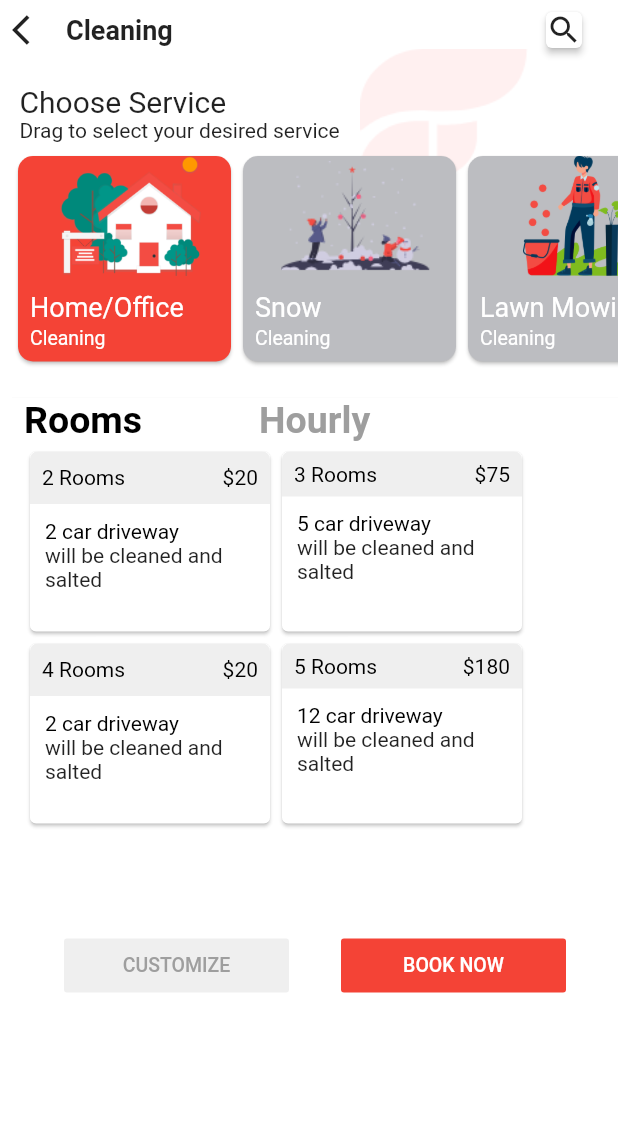
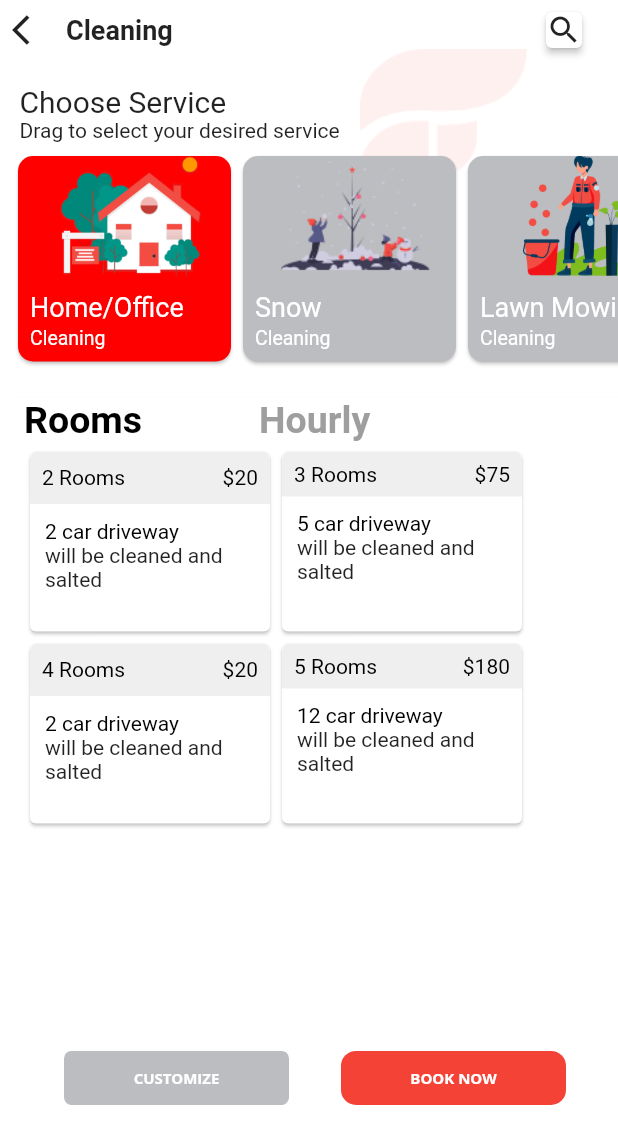
Before and after one commit to osamazaman/Charles_app-main, a Flutter app: the Mainpage screen opened directly, after a tap on "CLEANING", on a phone screen of 412 x 824 dp. Shown: the top 1144 px of the screen. Run offline on Flutter 3.47's test engine with Material 2 defaults, Android fonts, the phone set to English and light mode, and no system bars; our stand-ins replace animated_splash_screen, country_code_picker, datetime_picker_formfield, firebase_auth, flutter_rating_bar, getflutter and 2 more; missing offline and left inert: awesome_card, number_inc_dec, polygon_clipper; accounts and stored records are empty; project files that could hold a hidden picture were left out.

Commit message:
dropdown working

```diff
--- a/lib/Component/dropDownFlags.dart
+++ b/lib/Component/dropDownFlags.dart
@@ -39,7 +39,9 @@ class _dropState extends State<drop> {
         body:Container(
             child:
             Center(
-              child:  DropdownButton<Item>(
+              child:  DropdownButtonHideUnderline(
+                child: DropdownButton<Item>(
+
                   // hint: Text('List'),
                   value: selectedUser == null?users[0]:selectedUser,
                   onChanged: (Item Value) {
@@ -63,6 +65,7 @@ class _dropState extends State<drop> {
                     );
                   }).toList(),
                 ),
+              ),
 
             ))
     );
--- a/lib/Model/servicesHomePage/servicesList.dart
+++ b/lib/Model/servicesHomePage/servicesList.dart
@@ -1,6 +1,7 @@
 import 'package:charles_app/View/Caring/CaringView.dart';
 import 'package:charles_app/View/Cleaning/cleaningView.dart';
 import 'package:charles_app/View/Laundry/Laundry.dart';
+import 'package:charles_app/assets/appColors/appColors.dart';
 import 'package:flutter/cupertino.dart';
 
 class Services {
@@ -13,7 +14,7 @@ class Services {
 }
 
 List<Services> services = [
-  Services("lib/assets/images/Group.png", 'CLEANING', '98 near you', Color(0xFFFB4E77), cleaningView() ),
+  Services("lib/assets/images/Group.png", 'CLEANING', '98 near you', appColors.redColor, cleaningView() ),
   Services("lib/assets/images/Group2.png",'CARING', '196 near you', Color(0xFF4DCFFF),  CaringCh()),
   Services("lib/assets/images/Group3.png", 'LAUNDRY', '98 near you', Color(0xFF4CAF50), Laundry()),
  // Services( 'Laundry', '99 near you', Color(0xFF1BD741), Laundry())
--- a/lib/View/Cleaning/cleaningView.dart
+++ b/lib/View/Cleaning/cleaningView.dart
@@ -14,7 +14,7 @@ bool selected= true;
 bool selected2= true;
 bool selected3= true;
 bool selected4= true;
-Color cardcolor1=Colors.red;
+Color cardcolor1=appColors.redColor;
 Color cardcolor2=Color(0XFFBCBDC1);
 Color cardcolor3=Color(0XFFBCBDC1);
 Color cardcolor4=Color(0XFFBCBDC1);
@@ -52,9 +52,10 @@ class _cleaningViewState extends State<cleaningView>
 
     return SafeArea(
       child: Scaffold(
+        backgroundColor: Colors.white,
         body: SingleChildScrollView(
           child: Container(
-            height: MediaQuery.of(context).size.height,
+            // height: MediaQuery.of(context).size.height,
             color: Colors.white,
             child: Stack(
               children:[
@@ -402,7 +403,7 @@ class _cleaningViewState extends State<cleaningView>
 
 
 
-                      SizedBox(height: 25,),
+                      SizedBox(height: 100,),
 
                       Row(
                           mainAxisAlignment: MainAxisAlignment.spaceEvenly,
@@ -411,7 +412,10 @@ class _cleaningViewState extends State<cleaningView>
                             Container(
                               width:150,
                               child: FlatButton(
-                                color: Color(0xFFEFEFEF),
+                                shape: RoundedRectangleBorder(
+                                  borderRadius: BorderRadius.circular(5.0),
+                                ),
+                                color: Color(0xFFBCBDC1),
                                 textColor: Colors.grey,
                                 disabledColor: Colors.grey,
                                 disabledTextColor: Colors.black,
@@ -422,16 +426,19 @@ class _cleaningViewState extends State<cleaningView>
                                 },
                                 child: Text(
                                   "CUSTOMIZE",
-                                  style: TextStyle(fontSize: 13.0),
+                                  style: TextStyle(fontSize: 10.0, color:Colors.white, fontFamily: "opsb"),
                                 ),
                               ),
                             ),
                             Container(
                               width:150,
                               decoration:BoxDecoration(
-                                borderRadius:BorderRadius.circular(10)
+                                borderRadius:BorderRadius.circular(5)
                               ),
                               child: FlatButton(
+                                shape: RoundedRectangleBorder(
+                                    borderRadius: BorderRadius.circular(10.0),
+                                ),
                                 color: Colors.red,
                                 textColor: Colors.white,
                                 disabledColor: Colors.grey,
@@ -444,7 +451,7 @@ class _cleaningViewState extends State<cleaningView>
                                 },
                                 child: Text(
                                   "BOOK NOW",
-                                  style: TextStyle(fontSize: 13.0),
+                                  style: TextStyle(fontSize: 10.0, fontFamily:"opsb"),
                                 ),
                               ),
                             )
--- a/lib/View/Homepage/Home.dart
+++ b/lib/View/Homepage/Home.dart
@@ -25,7 +25,7 @@ class Mainpage extends StatelessWidget {
                 Container(
                   height: size.height / 5,
                   width: size.width / 2.5,
-                  margin: EdgeInsets.only(top:25,left: 220),
+                  margin: EdgeInsets.only(top:24,left: 220),
                   child: Opacity(
                     opacity: 1.0,
                     child: Image.asset(
@@ -38,6 +38,7 @@ class Mainpage extends StatelessWidget {
                   mainAxisAlignment: MainAxisAlignment.start,
                   // mainAxisAlignment: MainAxisAlignment.spaceEvenly,
                   children: [
+                    SizedBox(height: 5,),
                     Row(
                       children: [
                         Padding(
@@ -149,7 +150,7 @@ class Mainpage extends StatelessWidget {
                           fillColor: Colors.white70,
                           border: OutlineInputBorder(),
                           prefixIcon: Icon(Icons.search,size: 20,
-                              color: Color.fromRGBO(69, 69, 69, 1)
+                              color: Color(0xFF000000)
                           ),
                           hintText: 'Looking for something',
                           hintStyle: TextStyle(color: Color(0xFFAAAAAA), fontSize: 10),
@@ -157,6 +158,7 @@ class Mainpage extends StatelessWidget {
                         ),
                       ),
                     ),
+                    SizedBox(height: 10),
                     Container(
                       padding: EdgeInsets.only(top: 15),
                       alignment: Alignment.topLeft,
@@ -182,8 +184,8 @@ class Mainpage extends StatelessWidget {
                         ],
                       ),
                     ),
+                    SizedBox(height: 8,),
                     Container(
-                      padding: EdgeInsets.only(top: 15),
                       alignment: Alignment.topLeft,
                       height: size.height / 3.3,
                       width: size.width,
@@ -222,8 +224,8 @@ class Mainpage extends StatelessWidget {
                         ],
                       ),
                     ),
+                    SizedBox(height: 5,),
                     Container(
-                      padding: EdgeInsets.only(top: 15),
                       alignment: Alignment.topLeft,
                       height: size.height / 3,
                       width: size.width,
--- a/lib/assets/drawer.dart
+++ b/lib/assets/drawer.dart
@@ -227,7 +227,7 @@ class drawersr {
                   crossAxisAlignment: CrossAxisAlignment.start,
                   children: [
                     Padding(
-                      padding: const EdgeInsets.only(left:12.0),
+                      padding: const EdgeInsets.only(left:15.0),
                       child: Container(
                           height:25,child: Image.asset("lib/assets/images/socials.png")),
                     ),
```
Lines whose indentation alone changed are shown as unchanged.
